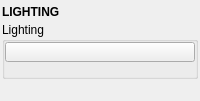
m3trik/tentacle, file tentacle/ui/lighting.ui: the form before one commit.
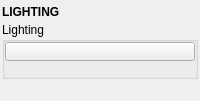
The form after the commit. Custom widgets are drawn as their Qt base class.

The edit to the form file:
```diff
--- a/tentacle/ui/lighting.ui
+++ b/tentacle/ui/lighting.ui
@@ -101,13 +101,13 @@
            <property name="minimumSize">
             <size>
              <width>0</width>
-             <height>20</height>
+             <height>19</height>
             </size>
            </property>
            <property name="maximumSize">
             <size>
              <width>16777215</width>
-             <height>20</height>
+             <height>19</height>
             </size>
            </property>
            <property name="toolTip">
```
